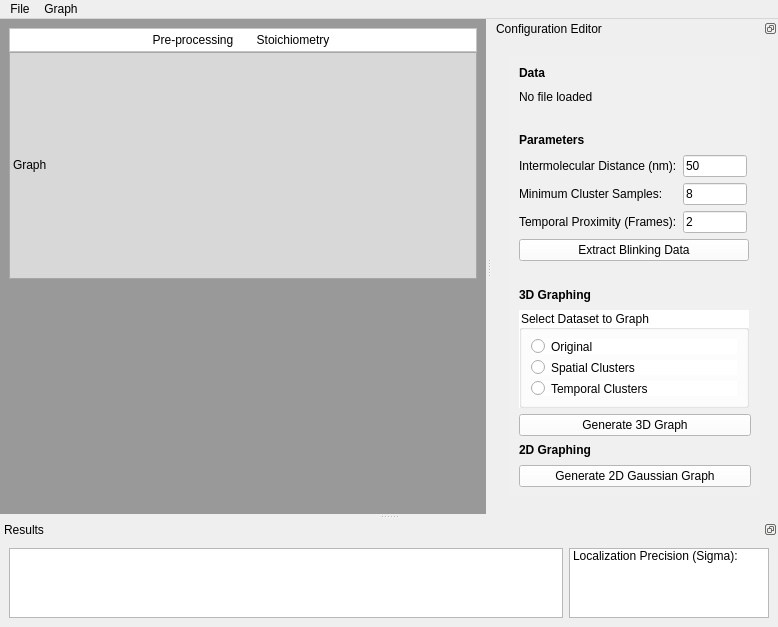
Qt form main.ui (thericshi/protein-stoichiometry-quantifier) before a commit.
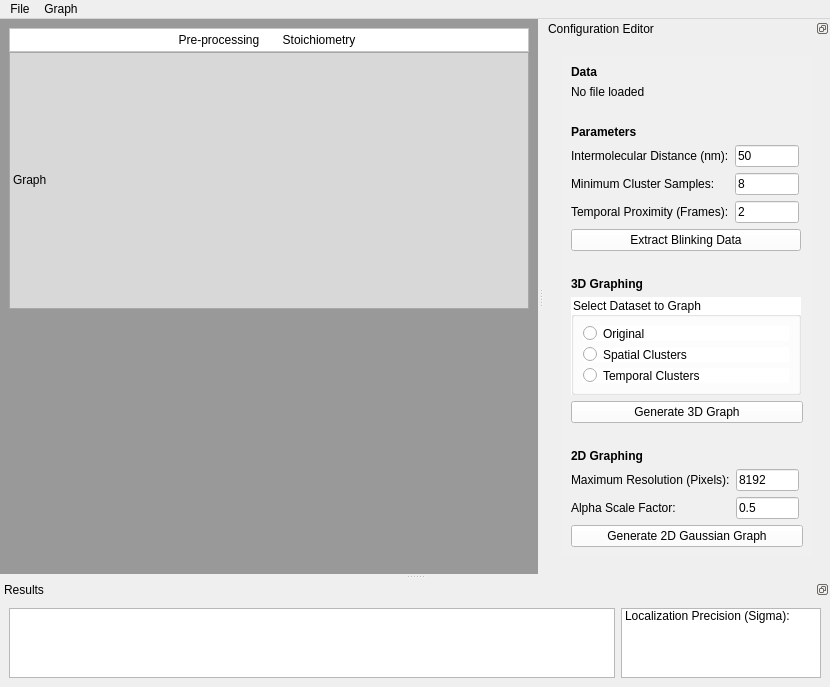
The same form after that commit.

Commit message: plotting capabilities of pixelized 2d gaussian localizations

```diff
--- a/main.ui
+++ b/main.ui
@@ -6,8 +6,8 @@
    <rect>
     <x>0</x>
     <y>0</y>
-    <width>778</width>
-    <height>611</height>
+    <width>830</width>
+    <height>569</height>
    </rect>
   </property>
   <property name="sizePolicy">
@@ -322,7 +322,7 @@
     <rect>
      <x>0</x>
      <y>0</y>
-     <width>778</width>
+     <width>830</width>
      <height>18</height>
     </rect>
    </property>
@@ -346,7 +346,7 @@
    <property name="minimumSize">
     <size>
      <width>274</width>
-     <height>424</height>
+     <height>461</height>
     </size>
    </property>
    <property name="maximumSize">
@@ -936,6 +936,19 @@
               </property>
              </widget>
             </item>
+            <item>
+             <spacer name="horizontalSpacer_6">
+              <property name="orientation">
+               <enum>Qt::Horizontal</enum>
+              </property>
+              <property name="sizeHint" stdset="0">
+               <size>
+                <width>40</width>
+                <height>20</height>
+               </size>
+              </property>
+             </spacer>
+            </item>
             <item>
              <widget class="QLabel" name="label_15">
               <property name="text">
@@ -943,6 +956,59 @@
               </property>
              </widget>
             </item>
+            <item>
+             <layout class="QFormLayout" name="formLayout_4">
+              <property name="rightMargin">
+               <number>4</number>
+              </property>
+              <item row="0" column="1">
+               <widget class="QLineEdit" name="resInput">
+                <property name="maximumSize">
+                 <size>
+                  <width>100</width>
+                  <height>16777215</height>
+                 </size>
+                </property>
+                <property name="styleSheet">
+                 <string notr="true">background-color: rgb(255, 255, 255);</string>
+                </property>
+                <property name="text">
+                 <string>8192</string>
+                </property>
+               </widget>
+              </item>
+              <item row="1" column="0">
+               <widget class="QLabel" name="labelLambda_3">
+                <property name="text">
+                 <string>Alpha Scale Factor:</string>
+                </property>
+               </widget>
+              </item>
+              <item row="1" column="1">
+               <widget class="QLineEdit" name="alphaScaleInput">
+                <property name="maximumSize">
+                 <size>
+                  <width>100</width>
+                  <height>16777215</height>
+                 </size>
+                </property>
+                <property name="styleSheet">
+                 <string notr="true">background-color: rgb(255, 255, 255);</string>
+                </property>
+                <property name="text">
+                 <string>0.5</string>
+                </property>
+               </widget>
+              </item>
+              <item row="0" column="0">
+               <widget class="QLabel" name="labelPi_3">
+                <property name="text">
+                 <string>Maximum Resolution (Pixels):</string>
+                </property>
+               </widget>
+              </item>
+             </layout>
+            </item>
             <item>
              <widget class="QPushButton" name="graph2dButton">
               <property name="styleSheet">
```
The commit also changes 2 other files.
